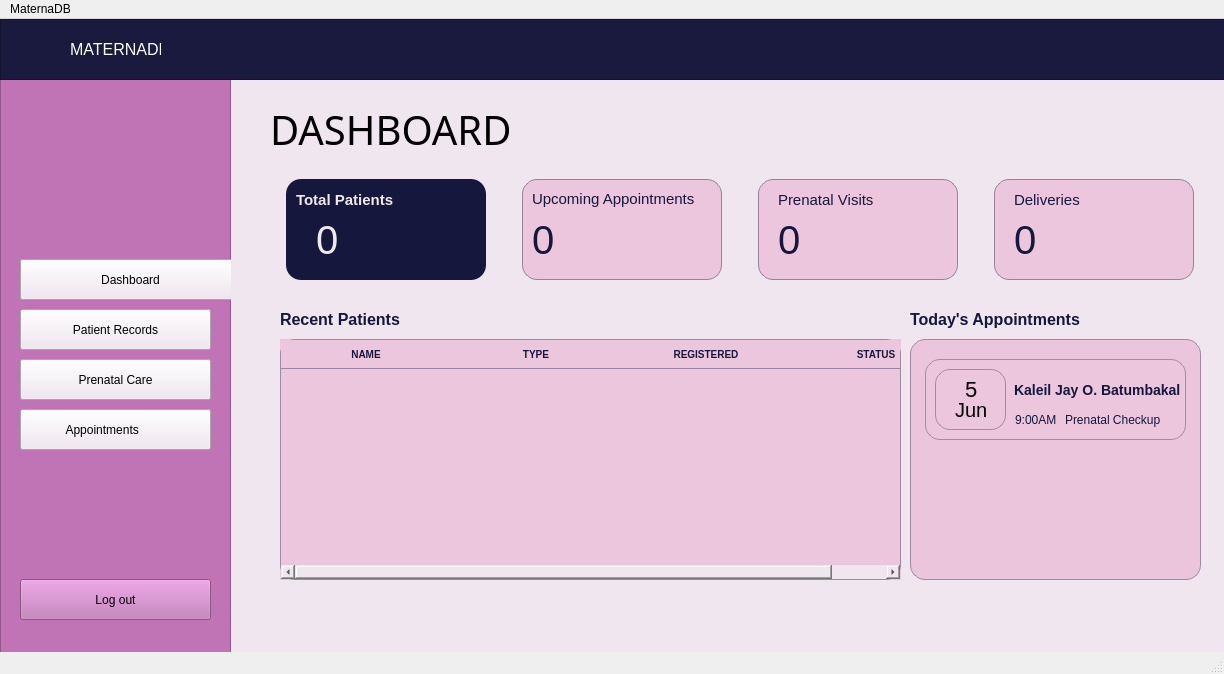
LlokieHere/MaternaDB2, file Ui/dashboard.ui: the form before one commit.
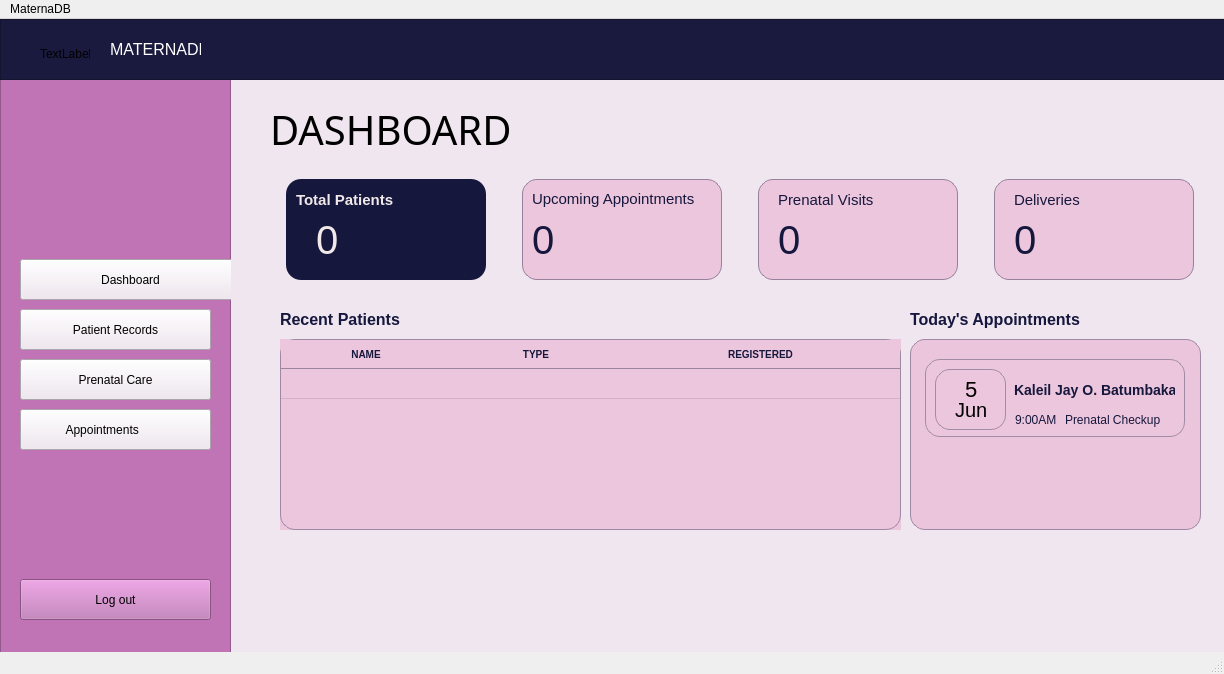
The form after the commit.

What changed in the file:
```diff
--- a/Ui/dashboard.ui
+++ b/Ui/dashboard.ui
@@ -135,7 +135,7 @@
     <widget class="QLabel" name="label_2">
      <property name="geometry">
       <rect>
-       <x>70</x>
+       <x>110</x>
        <y>20</y>
        <width>91</width>
        <height>21</height>
@@ -155,6 +155,31 @@
       <string>MATERNADB</string>
      </property>
     </widget>
+    <widget class="QLabel" name="logo">
+     <property name="geometry">
+      <rect>
+       <x>40</x>
+       <y>10</y>
+       <width>50</width>
+       <height>50</height>
+      </rect>
+     </property>
+     <property name="sizePolicy">
+      <sizepolicy hsizetype="Expanding" vsizetype="Expanding">
+       <horstretch>0</horstretch>
+       <verstretch>0</verstretch>
+      </sizepolicy>
+     </property>
+     <property name="minimumSize">
+      <size>
+       <width>50</width>
+       <height>50</height>
+      </size>
+     </property>
+     <property name="text">
+      <string>TextLabel</string>
+     </property>
+    </widget>
    </widget>
    <widget class="QFrame" name="frame_3">
     <property name="geometry">
@@ -204,9 +229,21 @@
        <x>50</x>
        <y>260</y>
        <width>621</width>
-       <height>241</height>
+       <height>191</height>
       </rect>
      </property>
+     <property name="minimumSize">
+      <size>
+       <width>621</width>
+       <height>191</height>
+      </size>
+     </property>
+     <property name="maximumSize">
+      <size>
+       <width>700</width>
+       <height>200</height>
+      </size>
+     </property>
      <property name="autoFillBackground">
       <bool>true</bool>
      </property>
@@ -222,8 +259,7 @@
     color: rgb(21, 23, 61);
     padding: 8px;
     border: none;
-	border-radius: 15px;
-    border-bottom: 1px solid rgb(220, 220, 220);
+    border-bottom: 1px solid rgb(210, 177, 200);
 }
 
 QTableWidget::item:selected {
@@ -297,6 +333,11 @@
      <attribute name="verticalHeaderCascadingSectionResizes">
       <bool>false</bool>
      </attribute>
+     <row>
+      <property name="text">
+       <string>New Row</string>
+      </property>
+     </row>
      <column>
       <property name="text">
        <string>NAME</string>
@@ -312,11 +353,6 @@
        <string>REGISTERED</string>
       </property>
      </column>
-     <column>
-      <property name="text">
-       <string>STATUS</string>
-      </property>
-     </column>
     </widget>
     <widget class="QTableView" name="today_appointment">
      <property name="geometry">
@@ -324,9 +360,15 @@
        <x>680</x>
        <y>260</y>
        <width>291</width>
-       <height>241</height>
+       <height>191</height>
       </rect>
      </property>
+     <property name="maximumSize">
+      <size>
+       <width>300</width>
+       <height>200</height>
+      </size>
+     </property>
      <property name="styleSheet">
       <string notr="true">background-color: rgb(235, 197, 219);
 border-radius: 15px;
@@ -388,10 +430,22 @@
       <rect>
        <x>695</x>
        <y>280</y>
-       <width>261</width>
-       <height>81</height>
+       <width>260</width>
+       <height>78</height>
       </rect>
      </property>
+     <property name="sizePolicy">
+      <sizepolicy hsizetype="Expanding" vsizetype="Expanding">
+       <horstretch>0</horstretch>
+       <verstretch>0</verstretch>
+      </sizepolicy>
+     </property>
+     <property name="minimumSize">
+      <size>
+       <width>260</width>
+       <height>78</height>
+      </size>
+     </property>
      <property name="styleSheet">
       <string notr="true">border-radius: 15px;
 border: 1px solid rgb(162, 139, 166);
@@ -458,7 +512,7 @@
        <rect>
         <x>89</x>
         <y>10</y>
-        <width>171</width>
+        <width>161</width>
         <height>41</height>
        </rect>
       </property>
@@ -509,7 +563,7 @@
       </property>
      </widget>
     </widget>
-    <widget class="QWidget" name="">
+    <widget class="QWidget" name="layoutWidget">
      <property name="geometry">
       <rect>
        <x>40</x>
```
Left out of the diff: 42 changed lines with no effect on the pictures.
